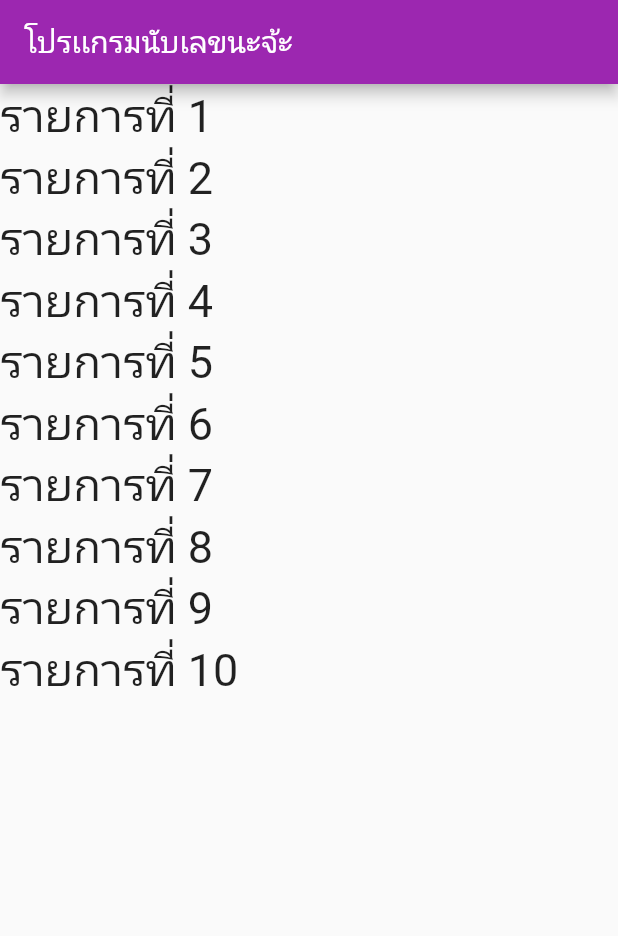
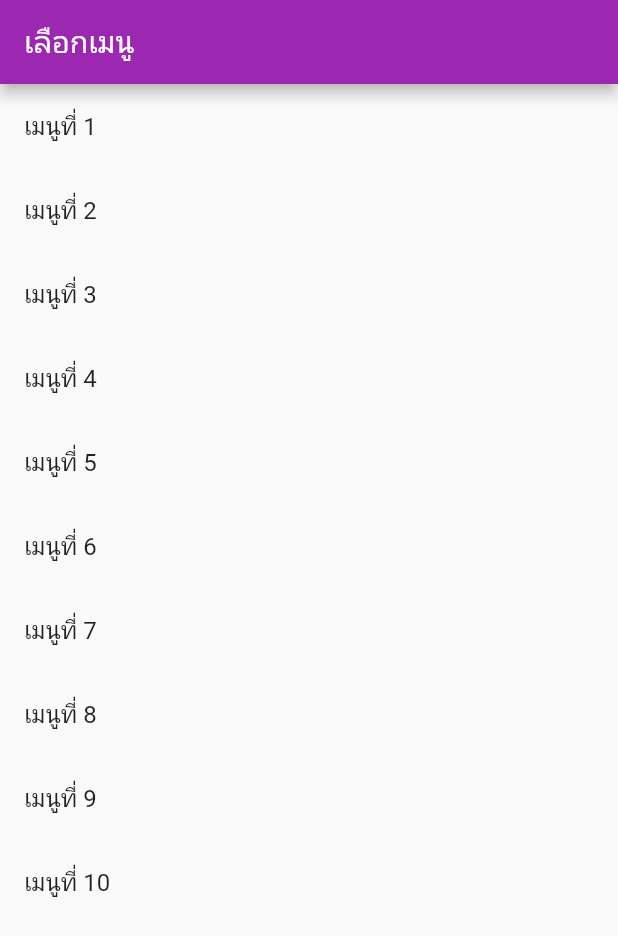
Before and after one commit to SIBPPAKORN/project-flutter_app, a Flutter app: the screen it shows after launch, on a phone screen of 412 x 824 dp. Shown: the top 936 px of the screen. Run offline on Flutter 3.47's test engine with Material 2 defaults, Android fonts, the phone set to English and light mode, and no system bars.

Commit message:
ListTile(1)

```diff
--- a/lib/main.dart
+++ b/lib/main.dart
@@ -29,7 +29,7 @@ class _myhomesibpakornState extends State<myhomesibpakorn> {
   Widget build(BuildContext context) {
     return Scaffold(
       appBar: AppBar(
-        title: Text("โปรเเกรมนับเลขนะจ้ะ"),
+        title: Text("เลือกเมนู"),
       ),
       body: Center(
         child: ListView(
@@ -44,10 +44,10 @@ class _myhomesibpakornState extends State<myhomesibpakorn> {
     //กลุ่มข้อมูล text widget
     List<Widget> data = [];
     for (var i = 0; i < count; i++) {
-      data.add(Text(
-        "รายการที่ ${i + 1}",
-        style: TextStyle(fontSize: 30),
-      ));
+      var menu = ListTile(
+        title: Text("เมนูที่ ${i + 1}"),
+      );
+      data.add(menu);
     }
     return data;
   }
```
